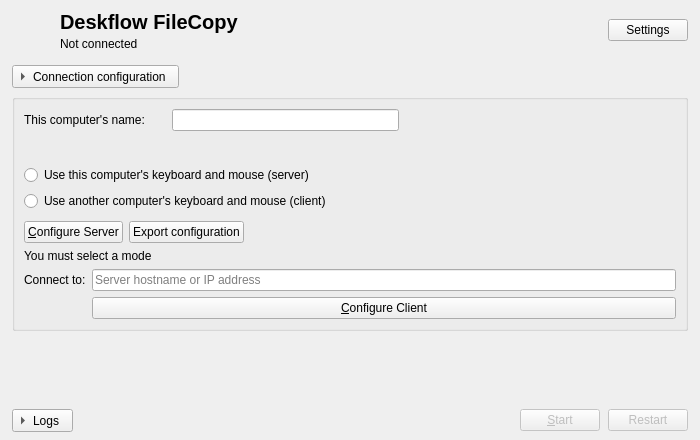
Old version of the form src/lib/gui/MainWindow.ui in the repository EugeneEvan/deskflow-filecopy.
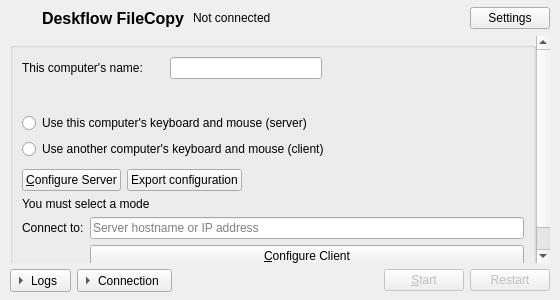
New version of the form. Icons and pictures are not drawn.

The edit to the form file:
```diff
--- a/src/lib/gui/MainWindow.ui
+++ b/src/lib/gui/MainWindow.ui
@@ -2,26 +2,20 @@
 <ui version="4.0">
  <class>MainWindow</class>
  <widget class="QMainWindow" name="MainWindow">
-  <property name="geometry"><rect><x>0</x><y>0</y><width>700</width><height>440</height></rect></property>
+  <property name="geometry"><rect><x>0</x><y>0</y><width>560</width><height>300</height></rect></property>
   <widget class="QWidget" name="topLevelWidget">
    <layout class="QVBoxLayout" name="mainLayout">
-    <property name="spacing"><number>8</number></property>
-    <property name="leftMargin"><number>12</number></property>
-    <property name="topMargin"><number>10</number></property>
-    <property name="rightMargin"><number>12</number></property>
+    <property name="spacing"><number>6</number></property>
+    <property name="leftMargin"><number>10</number></property>
+    <property name="topMargin"><number>6</number></property>
+    <property name="rightMargin"><number>10</number></property>
     <property name="bottomMargin"><number>8</number></property>
     <item>
      <layout class="QHBoxLayout" name="headerLayout">
-      <property name="spacing"><number>12</number></property>
-      <item><widget class="QLabel" name="brandIcon"><property name="minimumSize"><size><width>36</width><height>36</height></size></property></widget></item>
-      <item>
-       <layout class="QVBoxLayout" name="brandLayout">
-        <property name="spacing"><number>3</number></property>
-        <item><widget class="QLabel" name="brandName"><property name="font"><font><pointsize>15</pointsize><bold>true</bold></font></property><property name="text"><string notr="true">Deskflow FileCopy</string></property></widget></item>
-        <item><widget class="QLabel" name="connectionStatus"><property name="text"><string>Not connected</string></property><property name="textFormat"><enum>Qt::TextFormat::PlainText</enum></property><property name="wordWrap"><bool>true</bool></property></widget></item>
-       </layout>
-      </item>
-      <item><spacer name="headerSpacer"><property name="orientation"><enum>Qt::Orientation::Horizontal</enum></property><property name="sizeHint" stdset="0"><size><width>12</width><height>0</height></size></property></spacer></item>
+      <property name="spacing"><number>8</number></property>
+      <item><widget class="QLabel" name="brandIcon"><property name="minimumSize"><size><width>24</width><height>24</height></size></property><property name="maximumSize"><size><width>24</width><height>24</height></size></property></widget></item>
+      <item><widget class="QLabel" name="brandName"><property name="font"><font><pointsize>12</pointsize><bold>true</bold></font></property><property name="text"><string notr="true">Deskflow FileCopy</string></property></widget></item>
+      <item><widget class="QLabel" name="connectionStatus"><property name="sizePolicy"><sizepolicy hsizetype="Ignored" vsizetype="Preferred"><horstretch>1</horstretch><verstretch>0</verstretch></sizepolicy></property><property name="text"><string>Not connected</string></property><property name="textFormat"><enum>Qt::TextFormat::PlainText</enum></property><property name="wordWrap"><bool>true</bool></property></widget></item>
       <item><widget class="QPushButton" name="btnSettings"><property name="text"><string>Settings</string></property></widget></item>
      </layout>
     </item>
@@ -37,7 +31,6 @@
         <property name="rightMargin"><number>0</number></property>
         <property name="bottomMargin"><number>0</number></property>
         <item><widget class="QWidget" name="deviceContainer" native="true"><layout class="QVBoxLayout" name="deviceLayout"><property name="leftMargin"><number>0</number></property><property name="topMargin"><number>0</number></property><property name="rightMargin"><number>0</number></property><property name="bottomMargin"><number>0</number></property></layout></widget></item>
-        <item><widget class="QToolButton" name="btnConnectionOptions"><property name="text"><string>Connection configuration</string></property><property name="checkable"><bool>true</bool></property><property name="toolButtonStyle"><enum>Qt::ToolButtonStyle::ToolButtonTextBesideIcon</enum></property><property name="arrowType"><enum>Qt::ArrowType::RightArrow</enum></property></widget></item>
         <item>
          <widget class="QGroupBox" name="groupBox">
           <property name="title"><string/></property>
@@ -95,7 +88,6 @@
         </item>
         <item><widget class="QWidget" name="transferContainer" native="true"><layout class="QVBoxLayout" name="transferLayout"><property name="leftMargin"><number>0</number></property><property name="topMargin"><number>0</number></property><property name="rightMargin"><number>0</number></property><property name="bottomMargin"><number>0</number></property></layout></widget></item>
         <item><widget class="QWidget" name="cacheContainer" native="true"><layout class="QVBoxLayout" name="cacheLayout"><property name="leftMargin"><number>0</number></property><property name="topMargin"><number>0</number></property><property name="rightMargin"><number>0</number></property><property name="bottomMargin"><number>0</number></property></layout></widget></item>
-        <item><spacer name="contentSpacer"><property name="orientation"><enum>Qt::Orientation::Vertical</enum></property><property name="sizeHint" stdset="0"><size><width>0</width><height>0</height></size></property></spacer></item>
        </layout>
       </widget>
      </widget>
@@ -103,6 +95,7 @@
     <item>
      <layout class="QHBoxLayout" name="footerLayout">
       <item><widget class="QToolButton" name="btnLogs"><property name="text"><string>Logs</string></property><property name="checkable"><bool>true</bool></property><property name="toolButtonStyle"><enum>Qt::ToolButtonStyle::ToolButtonTextBesideIcon</enum></property><property name="arrowType"><enum>Qt::ArrowType::RightArrow</enum></property></widget></item>
+      <item><widget class="QToolButton" name="btnConnectionOptions"><property name="text"><string>Connection</string></property><property name="toolTip"><string>Connection configuration</string></property><property name="checkable"><bool>true</bool></property><property name="toolButtonStyle"><enum>Qt::ToolButtonStyle::ToolButtonTextBesideIcon</enum></property><property name="arrowType"><enum>Qt::ArrowType::RightArrow</enum></property></widget></item>
       <item><spacer name="footerSpacer"><property name="orientation"><enum>Qt::Orientation::Horizontal</enum></property><property name="sizeHint" stdset="0"><size><width>12</width><height>0</height></size></property></spacer></item>
       <item><widget class="QPushButton" name="btnToggleCore"><property name="enabled"><bool>false</bool></property><property name="text"><string>&amp;Start</string></property></widget></item>
       <item><widget class="QPushButton" name="btnRestartCore"><property name="enabled"><bool>false</bool></property><property name="text"><string>Restart</string></property><property name="icon"><iconset theme="view-refresh"/></property></widget></item>
```
